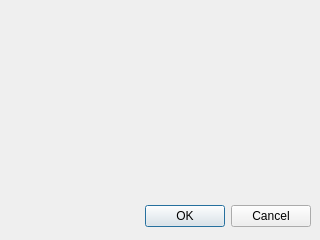
nvdungx/MarketCollect, file ui/DialogFormula.ui: the form before one commit.
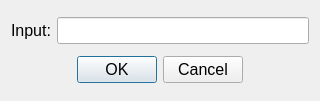
The form after the commit. Icons and pictures are not drawn.

Commit message:
[Common] Update class UI
Description:
  - Wrapper UI class
  - Module for report, amazon, ebay

Affected files:
  - <files>

```diff
--- a/ui/DialogFormula.ui
+++ b/ui/DialogFormula.ui
@@ -7,7 +7,7 @@
     <x>0</x>
     <y>0</y>
     <width>320</width>
-    <height>240</height>
+    <height>101</height>
    </rect>
   </property>
   <property name="windowTitle">
@@ -17,14 +17,37 @@
    <iconset>
     <normaloff>icons/icon-formula.png</normaloff>icons/icon-formula.png</iconset>
   </property>
+  <layout class="QGridLayout" name="gridLayout">
+   <item row="0" column="1">
+    <widget class="QLineEdit" name="lineEdit">
+     <property name="font">
+      <font>
+       <pointsize>12</pointsize>
+      </font>
+     </property>
+    </widget>
+   </item>
+   <item row="0" column="0">
+    <widget class="QLabel" name="label">
+     <property name="font">
+      <font>
+       <pointsize>12</pointsize>
+      </font>
+     </property>
+     <property name="text">
+      <string>Input:</string>
+     </property>
+     <property name="alignment">
+      <set>Qt::AlignRight|Qt::AlignTrailing|Qt::AlignVCenter</set>
+     </property>
+    </widget>
+   </item>
+   <item row="2" column="0" colspan="2">
   <widget class="QDialogButtonBox" name="buttonBox">
-   <property name="geometry">
-    <rect>
-     <x>10</x>
-     <y>200</y>
-     <width>301</width>
-     <height>32</height>
-    </rect>
+     <property name="font">
+      <font>
+       <pointsize>12</pointsize>
+      </font>
    </property>
    <property name="orientation">
     <enum>Qt::Horizontal</enum>
@@ -32,7 +55,12 @@
    <property name="standardButtons">
     <set>QDialogButtonBox::Cancel|QDialogButtonBox::Ok</set>
    </property>
-  </widget>
+     <property name="centerButtons">
+      <bool>true</bool>
+     </property>
+    </widget>
+   </item>
+  </layout>
  </widget>
  <resources/>
  <connections>
```
Lines whose indentation alone changed are shown as unchanged. The commit also changes 17 other files.
